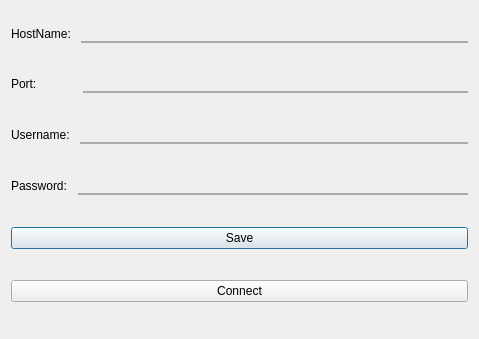
Old version of the form connectiondialog.ui in the repository MrTrojan52/MERAGui.
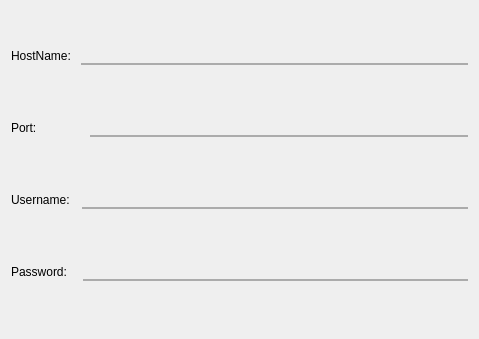
New version of the form.

Patch:
```diff
--- a/connectiondialog.ui
+++ b/connectiondialog.ui
@@ -61,6 +61,22 @@
        </property>
       </widget>
      </item>
+     <item>
+      <spacer name="horizontalSpacer_4">
+       <property name="orientation">
+        <enum>Qt::Horizontal</enum>
+       </property>
+       <property name="sizeType">
+        <enum>QSizePolicy::Fixed</enum>
+       </property>
+       <property name="sizeHint" stdset="0">
+        <size>
+         <width>0</width>
+         <height>20</height>
+        </size>
+       </property>
+      </spacer>
+     </item>
      <item>
       <widget class="QLineEdit" name="editHost"/>
      </item>
@@ -85,7 +101,7 @@
        </property>
        <property name="sizeHint" stdset="0">
         <size>
-         <width>37</width>
+         <width>44</width>
          <height>20</height>
         </size>
        </property>
@@ -119,7 +135,7 @@
        </property>
        <property name="sizeHint" stdset="0">
         <size>
-         <width>1</width>
+         <width>3</width>
          <height>20</height>
         </size>
        </property>
@@ -149,7 +165,7 @@
        </property>
        <property name="sizeHint" stdset="0">
         <size>
-         <width>1</width>
+         <width>6</width>
          <height>20</height>
         </size>
        </property>
@@ -160,23 +176,6 @@
      </item>
     </layout>
    </item>
-   <item>
-    <widget class="QPushButton" name="pbSave">
-     <property name="text">
-      <string>Save</string>
-     </property>
-    </widget>
-   </item>
-   <item>
-    <widget class="QPushButton" name="pbConnect">
-     <property name="styleSheet">
-      <string notr="true"/>
-     </property>
-     <property name="text">
-      <string>Connect</string>
-     </property>
-    </widget>
-   </item>
   </layout>
  </widget>
  <resources/>
```
Left out of the diff: 8 changed lines with no effect on the pictures.
